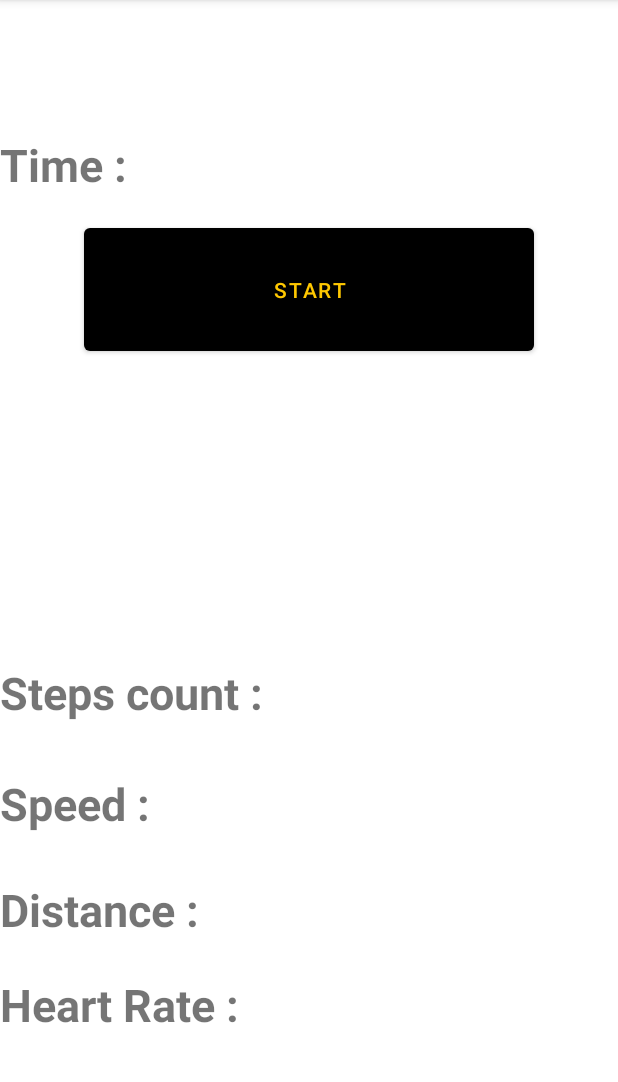
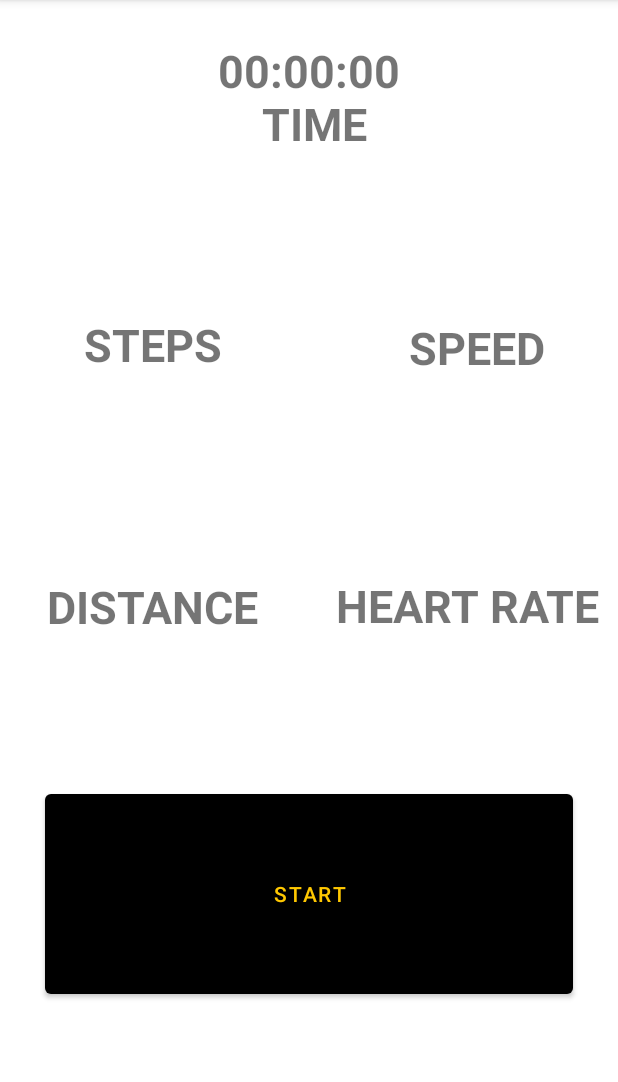
Before and after one commit to MohamedTharwat98/runzone, an Android app: the HeartRateActivity screen opened directly, with no data from a screen before it, on a phone screen of 412 x 824 dp, the part 84-1166 px from its top. Run offline under Robolectric (Android 15) with nearby library versions, the phone set to English and light mode, and no system bars; 1 statement that could not run was skipped.

Commit message:
better grid

```diff
--- a/app/src/main/java/com/example/runzone/MissionActivity.kt
+++ b/app/src/main/java/com/example/runzone/MissionActivity.kt
@@ -141,7 +141,7 @@ class HeartRateActivity : AppCompatActivity() {
             val secs = seconds % 60
 
             timerTextView.text = String.format("%02d:%02d:%02d", hours, minutes, secs)
-
+            timerTextView.text = " ${timerTextView.text} \n Time"
             handler.postDelayed(this, 1000)
             readAllData()
         }
@@ -336,19 +336,19 @@ class HeartRateActivity : AppCompatActivity() {
                 val lastDataSet = lastBucket.dataSets.last()
                 if (lastDataSet.isEmpty && field == Field.FIELD_BPM) {
                     val heartRateText = findViewById<TextView>(R.id.heartRateTextView)
-                    heartRateText.text = "Heart Rate: No data"
+                    heartRateText.text = "No data \n HEART RATE"
                     return@addOnSuccessListener
                 } else if (lastDataSet.isEmpty && field == Field.FIELD_STEPS) {
                     val stepsCountText = findViewById<TextView>(R.id.stepsTextView)
-                    stepsCountText.text = "Steps count: No data"
+                    stepsCountText.text = "No data \n STEPS"
                     return@addOnSuccessListener
                 } else if (lastDataSet.isEmpty && field == Field.FIELD_SPEED) {
                     val speedText = findViewById<TextView>(R.id.speedTextView)
-                    speedText.text = "Speed: No data"
+                    speedText.text = "No data \n SPEED"
                     return@addOnSuccessListener
                 } else if (lastDataSet.isEmpty && field == Field.FIELD_DISTANCE) {
                     val distanceText = findViewById<TextView>(R.id.distanceTextView)
-                    distanceText.text = "Distance: No data"
+                    distanceText.text = "No data \n DISTANCE"
                     return@addOnSuccessListener
                 }
                 val lastDataPoint = lastDataSet.dataPoints.last()
@@ -357,23 +357,23 @@ class HeartRateActivity : AppCompatActivity() {
                     lastValue =
                         lastDataPoint.getValue(lastDataPoint.dataType.fields[0]).toString()
                     val heartRateText = findViewById<TextView>(R.id.heartRateTextView)
-                    heartRateText.text = "Heart Rate: ${lastValue} bpm"
+                    heartRateText.text = "${lastValue} bpm \n HEART RATE"
                 } else if (field == Field.FIELD_STEPS) {
                     lastValue = lastDataPoint.getValue(Field.FIELD_STEPS).toString()
                     val stepsCountText = findViewById<TextView>(R.id.stepsTextView)
-                    stepsCountText.text = "Steps count: ${lastValue} steps"
+                    stepsCountText.text = "${lastValue} \n STEPS"
                 } else if (field == Field.FIELD_SPEED) {
                     lastValue =
                         lastDataPoint.getValue(lastDataPoint.dataType.fields[0]).toString()
                     //number 0 is the average speed, number 1 is the max speed, number 2 is the min speed
                     //DataType{com.google.speed.summary[average(f), max(f), min(f)]}
                     val speedText = findViewById<TextView>(R.id.speedTextView)
-                    speedText.text = "Speed: ${lastValue} m/s"
+                    speedText.text = "${lastValue} m/s \n SPEED"
                 } else if (field == Field.FIELD_DISTANCE) {
                     lastValue =
                         lastDataPoint.getValue(lastDataPoint.dataType.fields[0]).toString()
                     val distanceText = findViewById<TextView>(R.id.distanceTextView)
-                    distanceText.text = "Distance: ${lastValue} m"
+                    distanceText.text = "${lastValue} m \n DISTANCE"
                 }
 
                 val lastStartTime = lastDataPoint.getStartTimeString()
--- a/app/src/main/res/layout/activity_mission.xml
+++ b/app/src/main/res/layout/activity_mission.xml
@@ -8,66 +8,78 @@
 
     <TextView
         android:id="@+id/heartRateTextView"
-        android:layout_width="wrap_content"
-        android:layout_height="wrap_content"
+        android:layout_width="196dp"
+        android:layout_height="109dp"
         android:layout_alignParentTop="true"
-        android:layout_marginTop="649dp"
-        android:text="Heart Rate :"
+        android:layout_alignParentRight="true"
+        android:layout_centerVertical="true"
+        android:layout_marginTop="331dp"
+        android:layout_marginRight="6dp"
+        android:gravity="center"
+        android:text="   \n HEART RATE"
         android:textSize="30sp"
         android:textStyle="bold" />
 
 
     <TextView
         android:id="@+id/stepsTextView"
-        android:layout_width="wrap_content"
-        android:layout_height="wrap_content"
+        android:layout_width="196dp"
+        android:layout_height="109dp"
         android:layout_alignParentTop="true"
-        android:layout_marginTop="441dp"
-        android:text="Steps count :"
+        android:layout_marginTop="157dp"
+        android:gravity="center"
+        android:text="   \n STEPS"
         android:textSize="30sp"
         android:textStyle="bold" />
 
     <TextView
         android:id="@+id/speedTextView"
-        android:layout_width="wrap_content"
-        android:layout_height="wrap_content"
+        android:layout_width="196dp"
+        android:layout_height="109dp"
         android:layout_alignParentTop="true"
-        android:layout_marginTop="515dp"
-        android:text="Speed :"
+        android:layout_alignParentRight="true"
+        android:layout_centerVertical="true"
+        android:layout_marginTop="159dp"
+        android:layout_marginRight="0dp"
+        android:gravity="center"
+        android:text="    \n SPEED"
         android:textSize="30sp"
         android:textStyle="bold" />
 
     <TextView
         android:id="@+id/distanceTextView"
-        android:layout_width="wrap_content"
-        android:layout_height="wrap_content"
+        android:layout_width="196dp"
+        android:layout_height="109dp"
         android:layout_alignParentTop="true"
-        android:layout_marginTop="586dp"
-        android:text="Distance :"
+        android:layout_marginTop="332dp"
+        android:gravity="center"
+        android:text="    \n DISTANCE"
         android:textSize="30sp"
         android:textStyle="bold" />
 
-
     <TextView
         android:id="@+id/timerTextView"
-        android:layout_width="wrap_content"
-        android:layout_height="wrap_content"
+        android:layout_width="match_parent"
+        android:layout_height="129dp"
         android:layout_alignParentTop="true"
-        android:layout_marginTop="89dp"
-        android:text="Time :"
+        android:layout_marginTop="0dp"
+        android:text=" 00:00:00 \n TIME"
+        android:gravity="center"
         android:textSize="30sp"
         android:textStyle="bold" />
 
     <Button
         android:id="@+id/startButton"
-        android:layout_width="300dp"
-        android:layout_height="94dp"
+        android:layout_width="352dp"
+        android:layout_height="109dp"
+        android:layout_below="@+id/timerTextView"
+        android:layout_alignParentBottom="true"
         android:layout_gravity="center"
-        android:layout_below="@id/timerTextView"
-        android:layout_centerHorizontal="true"
-        android:layout_marginTop="16dp"
-        android:textColor="@color/yellow"
-        android:text="Start" />
+        android:layout_marginTop="394dp"
+        android:layout_marginBottom="99dp"
+        android:layout_centerInParent="true"
+        android:text="Start"
+        android:textColor="@color/yellow" />
 
 
 </RelativeLayout>
```
